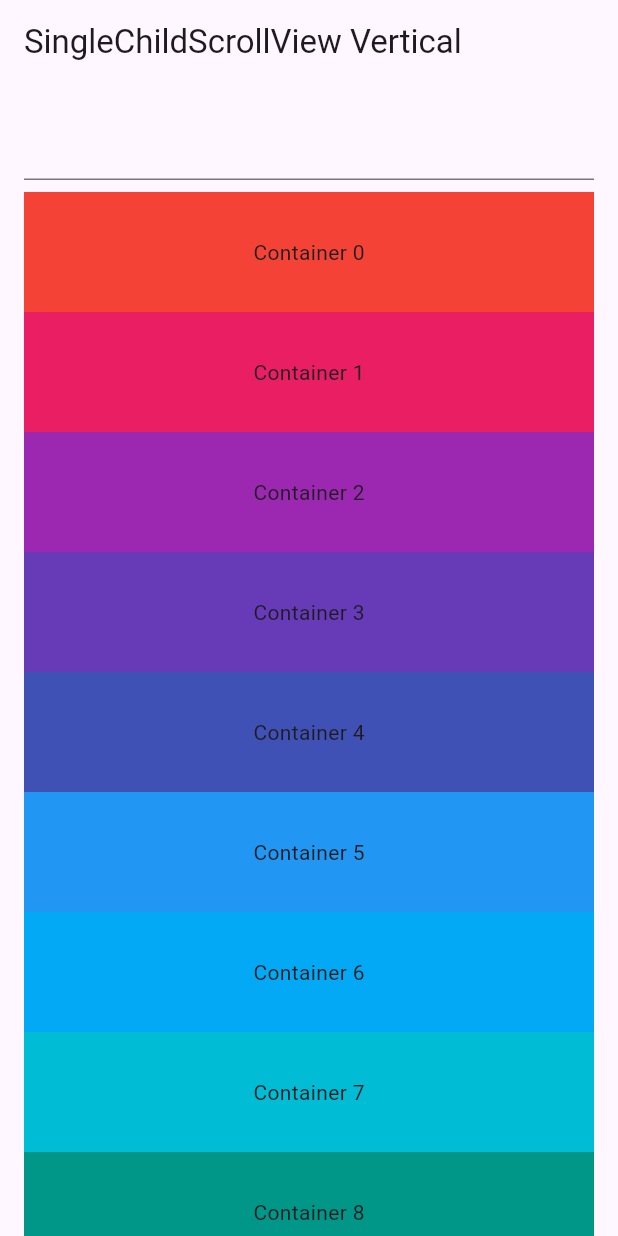
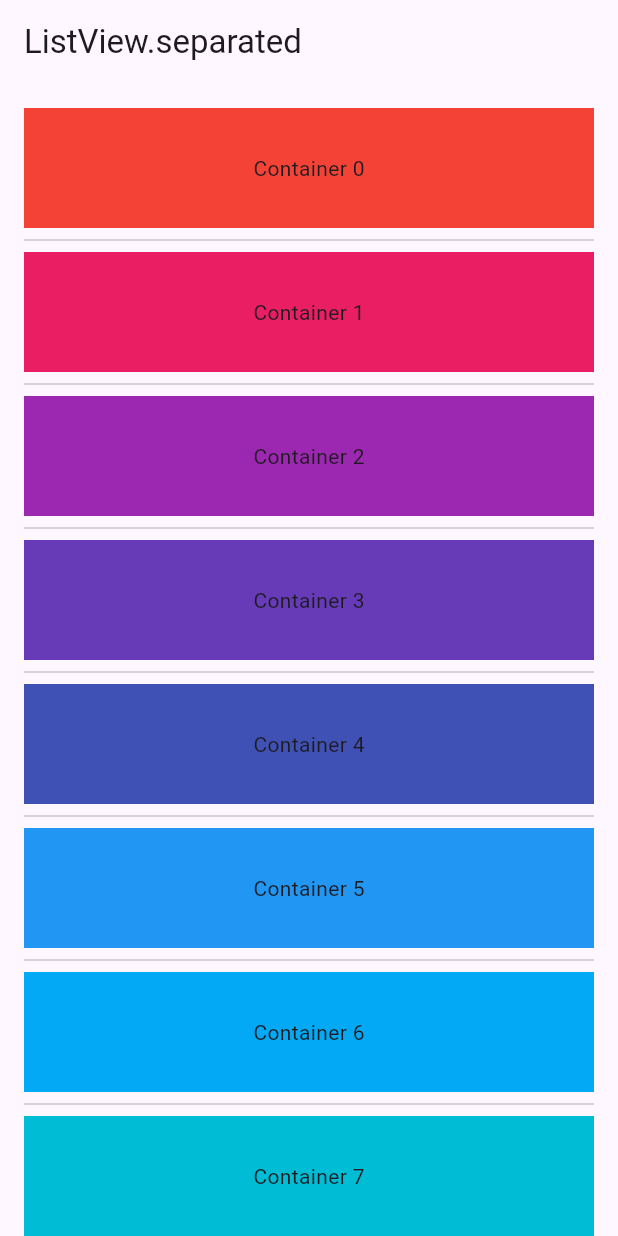
Before and after one commit to teorcl/catalog_widgets, a Flutter app: the screen it shows after launch, on a phone screen of 412 x 824 dp. Run offline on Flutter 3.47's test engine with Material 3 defaults, Android fonts, the phone set to English and light mode, and no system bars; our stand-ins replace device_preview.

Commit message:
feat(widgets): Se agregan diferentes tipos de listView

```diff
--- a/lib/main.dart
+++ b/lib/main.dart
@@ -56,8 +56,11 @@ class MyApp extends StatelessWidget {
       //initialRoute: 'stack_one',
       //initialRoute: 'scaffold_one',
       //initialRoute: 'safe_area_one',
-      initialRoute: 'single_scroll_view_one',
+      //initialRoute: 'single_scroll_view_one',
       //initialRoute: 'single_scroll_view_two',
+      //initialRoute: 'list_view_one',
+      //initialRoute: 'list_view_two',
+      initialRoute: 'list_view_separated',
       routes: appRoutes,
       //home: const StackOne(),
     );
--- a/lib/routes/routes.dart
+++ b/lib/routes/routes.dart
@@ -22,4 +22,8 @@ final Map<String, Widget Function(BuildContext)> appRoutes = {
   'safe_area_one': (_) => const SafeAreaOne(),
   'single_scroll_view_one': (_) => const SingleChildScrollViewOne(),
   'single_scroll_view_two': (_) => const SingleChildScrollViewTwo(),
+  'list_view_one': (_) => const ListViewOne(),
+  'list_view_two': (_) => const ListViewTwo(),
+  '/list_view_builder': (_) => const ListViewBuilder(),
+  'list_view_separated': (_) => const ListViewSeparated(),
 };
--- /dev/null
+++ b/lib/widgets/list_view/list_view.dart
@@ -0,0 +1,4 @@
+export 'list_view_one.dart';
+export 'list_view_two.dart';
+export 'list_view_builder.dart';
+export 'list_view_separated.dart';
--- /dev/null
+++ b/lib/widgets/list_view/list_view_separated.dart
@@ -0,0 +1,27 @@
+import 'package:flutter/material.dart';
+
+class ListViewSeparated extends StatelessWidget {
+  const ListViewSeparated({super.key});
+
+  @override
+  Widget build(BuildContext context) {
+    return Scaffold(
+      appBar: AppBar(
+        title: const Text('ListView.separated'),
+      ),
+      body: ListView.separated(
+        padding: const EdgeInsets.all(16),
+        itemCount: 18,
+        separatorBuilder: (context, index) => const Divider(),
+        itemBuilder: (context, index) {
+          return Container(
+            alignment: Alignment.center,
+            height: 80,
+            color: Colors.primaries[index],
+            child: Text('Container $index'),
+          );
+        },
+      ),
+    );
+  }
+}
--- a/lib/widgets/widgets.dart
+++ b/lib/widgets/widgets.dart
@@ -9,3 +9,4 @@ export '../widgets/stack/stack.dart';
 export '../widgets/scaffolds/scaffolds.dart';
 export '../widgets/safe_area/safe_area.dart';
 export '../widgets/single_child_scrollview/scroll_view.dart';
+export '../widgets/list_view/list_view.dart';
```
Also changed, not shown: lib/widgets/list_view/list_view_builder.dart (added, +37 -0 lines), lib/widgets/list_view/list_view_one.dart (added, +39 -0 lines), lib/widgets/list_view/list_view_two.dart (added, +30 -0 lines).
